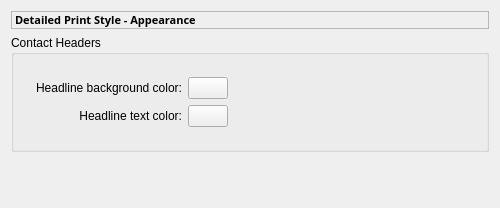
First picture: the form in kaddressbook/src/printing/detailled/ds_appearance.ui, repository KDE/kdepim, before the edit.
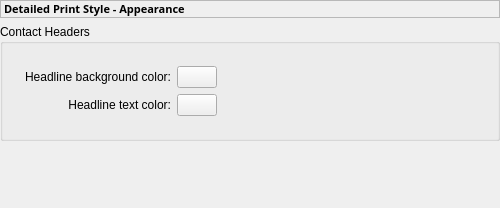
Second picture: the form after the edit. Custom widgets are drawn as their Qt base class.

Commit message: Remove duplicate margin

The edit to the form file:
```diff
--- a/kaddressbook/src/printing/detailled/ds_appearance.ui
+++ b/kaddressbook/src/printing/detailled/ds_appearance.ui
@@ -17,8 +17,17 @@
    <property name="spacing">
     <number>6</number>
    </property>
-   <property name="margin">
-    <number>11</number>
+   <property name="leftMargin">
+    <number>0</number>
+   </property>
+   <property name="topMargin">
+    <number>0</number>
+   </property>
+   <property name="rightMargin">
+    <number>0</number>
+   </property>
+   <property name="bottomMargin">
+    <number>0</number>
    </property>
    <item>
     <widget class="QLabel" name="labelHeader">
```
Left out of the diff: 26 changed lines with no effect on the pictures. The commit also changes 2 other files.
